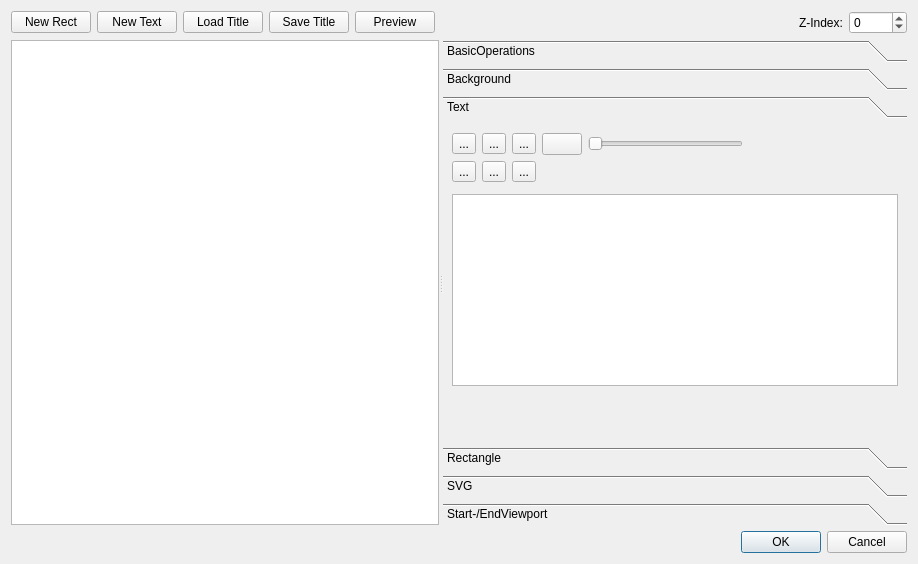
The window that src/widgets/titlewidget_ui.ui (KDE/kdenlive) describes before a commit, drawn with Qt 5.
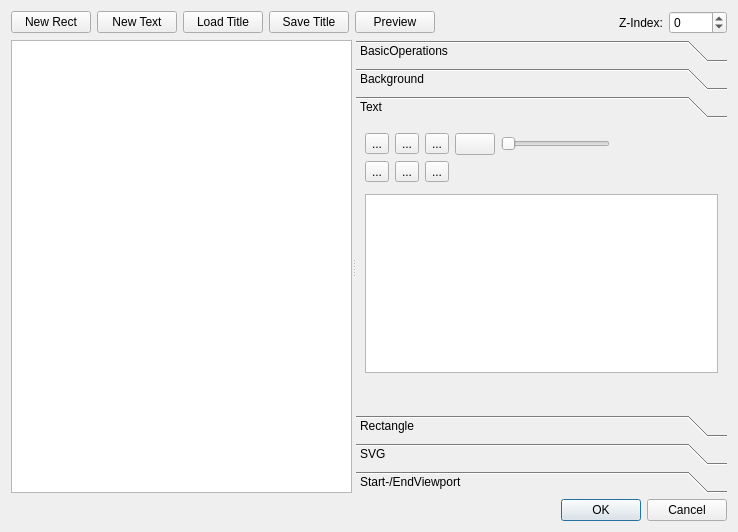
The same window after the commit. Custom widgets are drawn as their Qt base class.

What changed in the file:
```diff
--- a/src/widgets/titlewidget_ui.ui
+++ b/src/widgets/titlewidget_ui.ui
@@ -5,8 +5,8 @@
    <rect>
     <x>0</x>
     <y>0</y>
-    <width>918</width>
-    <height>564</height>
+    <width>738</width>
+    <height>532</height>
    </rect>
   </property>
   <property name="sizePolicy" >
@@ -18,10 +18,8 @@
   <property name="windowTitle" >
    <string>Dialog</string>
   </property>
-  <layout class="QGridLayout" >
-   <item row="0" column="1" >
-    <layout class="QVBoxLayout" >
-     <item>
+  <layout class="QGridLayout" name="gridLayout" >
+   <item row="0" column="0" >
       <layout class="QHBoxLayout" >
        <item>
         <widget class="QPushButton" name="newRectButton" >
@@ -90,7 +88,7 @@
        </item>
       </layout>
      </item>
-     <item>
+   <item row="1" column="0" >
       <widget class="QSplitter" name="splitter" >
        <property name="sizePolicy" >
         <sizepolicy vsizetype="Expanding" hsizetype="Expanding" >
@@ -101,21 +99,8 @@
        <property name="orientation" >
         <enum>Qt::Horizontal</enum>
        </property>
-       <widget class="QGraphicsView" name="graphicsView" >
-        <property name="sizePolicy" >
-         <sizepolicy vsizetype="Expanding" hsizetype="Expanding" >
-          <horstretch>0</horstretch>
-          <verstretch>0</verstretch>
-         </sizepolicy>
-        </property>
-       </widget>
+     <widget class="QGraphicsView" name="graphicsView" />
        <widget class="QToolBox" name="toolBox" >
-        <property name="sizePolicy" >
-         <sizepolicy vsizetype="Expanding" hsizetype="Expanding" >
-          <horstretch>0</horstretch>
-          <verstretch>0</verstretch>
-         </sizepolicy>
-        </property>
         <property name="currentIndex" >
          <number>2</number>
         </property>
@@ -272,8 +257,8 @@
           <rect>
            <x>0</x>
            <y>0</y>
-           <width>488</width>
-           <height>304</height>
+         <width>407</width>
+         <height>250</height>
           </rect>
          </property>
          <attribute name="label" >
@@ -752,17 +737,15 @@
        </widget>
       </widget>
      </item>
-     <item>
+   <item row="2" column="0" >
       <widget class="QDialogButtonBox" name="buttonBox" >
        <property name="orientation" >
         <enum>Qt::Horizontal</enum>
        </property>
        <property name="standardButtons" >
-        <set>QDialogButtonBox::Cancel|QDialogButtonBox::NoButton|QDialogButtonBox::Ok</set>
-       </property>
-      </widget>
-     </item>
-    </layout>
+      <set>QDialogButtonBox::Cancel|QDialogButtonBox::Ok</set>
+     </property>
+    </widget>
    </item>
   </layout>
  </widget>
```
Left out of the diff: 57 changed lines with no effect on the pictures. Lines whose indentation alone changed are shown as unchanged.
